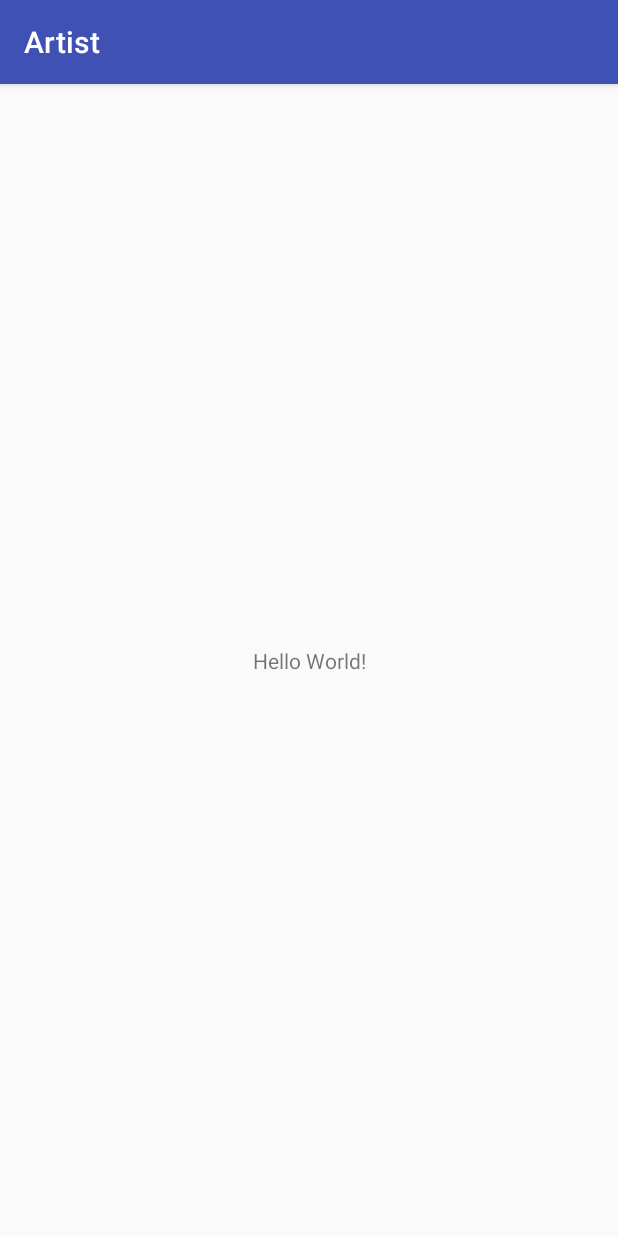
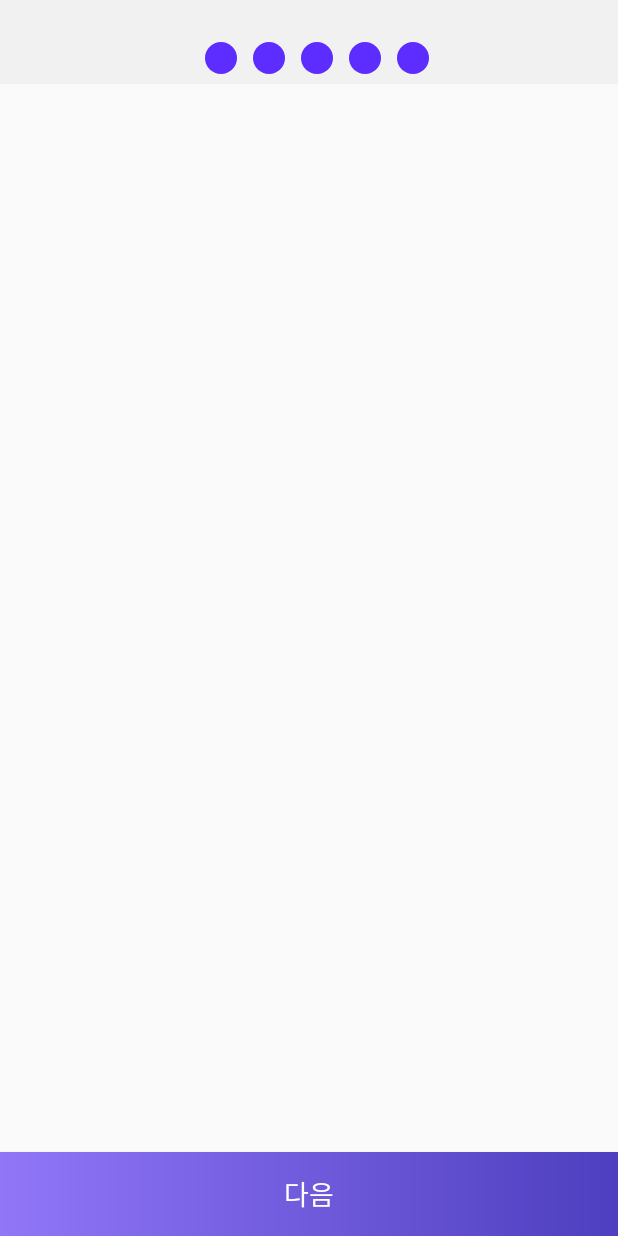
Before and after one commit to DSM-GRAM/Artist, an Android app: the screen it shows after launch (CanvasActivity before the commit, TutorialActivity after it), on a phone screen of 412 x 824 dp. Run offline under Robolectric (Android 15) with nearby library versions, the phone set to English and light mode, and no system bars.

Commit message:
add tutorial view, set view

```diff
--- a/Artist/app/build.gradle
+++ b/Artist/app/build.gradle
@@ -25,6 +25,8 @@ dependencies {
         exclude group: 'com.android.support', module: 'support-annotations'
     })
     compile 'com.android.support:appcompat-v7:26.+'
-    compile 'com.android.support.constraint:constraint-layout:1.0.2'
+    compile 'com.android.support:design:26.+'
+//    compile 'com.squareup.retrofit2:retrofit:2.3.0'
+//    compile 'com.squareup.retrofit2:converter-gson:2.3.0'
     testCompile 'junit:junit:4.12'
 }
--- a/Artist/app/src/main/AndroidManifest.xml
+++ b/Artist/app/src/main/AndroidManifest.xml
@@ -9,7 +9,7 @@
         android:roundIcon="@mipmap/ic_launcher_round"
         android:supportsRtl="true"
         android:theme="@style/AppTheme">
-        <activity android:name=".CanvasActivity">
+        <activity android:name=".TutorialActivity">
             <intent-filter>
                 <action android:name="android.intent.action.MAIN" />
 
--- /dev/null
+++ b/Artist/app/src/main/java/gram_zico/artist/BaseActivity.java
@@ -0,0 +1,11 @@
+package gram_zico.artist;
+
+import android.support.v7.app.AppCompatActivity;
+
+/**
+ * Created by root1 on 2017. 9. 11..
+ */
+
+public class BaseActivity extends AppCompatActivity {
+
+}
--- a/Artist/app/src/main/java/gram_zico/artist/CanvasActivity.java
+++ b/Artist/app/src/main/java/gram_zico/artist/CanvasActivity.java
@@ -1,9 +1,8 @@
 package gram_zico.artist;
 
-import android.support.v7.app.AppCompatActivity;
 import android.os.Bundle;
 
-public class CanvasActivity extends AppCompatActivity {
+public class CanvasActivity extends BaseActivity {
 
     @Override
     protected void onCreate(Bundle savedInstanceState) {
--- /dev/null
+++ b/Artist/app/src/main/java/gram_zico/artist/TutorialActivity.java
@@ -0,0 +1,35 @@
+package gram_zico.artist;
+
+import android.os.Bundle;
+import android.support.annotation.Nullable;
+import android.support.v4.view.ViewPager;
+import android.view.View;
+import android.widget.LinearLayout;
+
+/**
+ * Created by root1 on 2017. 9. 12..
+ */
+
+public class TutorialActivity extends BaseActivity {
+
+    @Override
+    protected void onCreate(@Nullable Bundle savedInstanceState) {
+        super.onCreate(savedInstanceState);
+        setContentView(R.layout.activity_tutorial);
+
+        ViewPager viewPager = (ViewPager)findViewById(R.id.viewPager);
+        LinearLayout linearLayout = (LinearLayout)findViewById(R.id.topView);
+
+        setCountCircle(linearLayout);
+    }
+
+    private void setCountCircle(LinearLayout linearLayout){
+        for(int i=0; i<5; i++){
+            View view = new View(this);
+            view.setBackgroundResource(R.drawable.tutorial_select_view_shape);
+            LinearLayout.LayoutParams params = new LinearLayout.LayoutParams(32,32);
+            params.setMargins(16,16,0,0);
+            linearLayout.addView(view, params);
+        }
+    }
+}
--- /dev/null
+++ b/Artist/app/src/main/res/drawable/category_card_shape.xml
@@ -0,0 +1,4 @@
+<?xml version="1.0" encoding="utf-8"?>
+<shape xmlns:android="http://schemas.android.com/apk/res/android">
+    <stroke android:width="1dp" android:color="#B9B9B9"/>
+</shape>
--- /dev/null
+++ b/Artist/app/src/main/res/drawable/purple_gradation_shape.xml
@@ -0,0 +1,5 @@
+<?xml version="1.0" encoding="utf-8"?>
+<shape xmlns:android="http://schemas.android.com/apk/res/android">
+    <gradient android:startColor="#9176F8"
+        android:endColor="#4D3FBF"/>
+</shape>
--- /dev/null
+++ b/Artist/app/src/main/res/drawable/seek_background_shape.xml
@@ -0,0 +1,5 @@
+<?xml version="1.0" encoding="utf-8"?>
+<shape xmlns:android="http://schemas.android.com/apk/res/android">
+    <solid android:color="#B8B8B8"/>
+    <corners android:radius="50dp"/>
+</shape>
--- /dev/null
+++ b/Artist/app/src/main/res/drawable/seek_circle_shape.xml
@@ -0,0 +1,5 @@
+<?xml version="1.0" encoding="utf-8"?>
+<shape xmlns:android="http://schemas.android.com/apk/res/android">
+    <corners android:radius="50dp"/>
+    <solid android:color="#FFFFFF"/>
+</shape>
--- /dev/null
+++ b/Artist/app/src/main/res/drawable/tutorial_select_view_shape.xml
@@ -0,0 +1,5 @@
+<?xml version="1.0" encoding="utf-8"?>
+<shape xmlns:android="http://schemas.android.com/apk/res/android">
+    <corners android:radius="30dp"/>
+    <solid android:color="#5D2CFF"/>
+</shape>
--- /dev/null
+++ b/Artist/app/src/main/res/layout/activity_tutorial.xml
@@ -0,0 +1,29 @@
+<?xml version="1.0" encoding="utf-8"?>
+<LinearLayout xmlns:android="http://schemas.android.com/apk/res/android"
+    android:orientation="vertical" android:layout_width="match_parent"
+    android:layout_height="match_parent">
+
+    <LinearLayout
+        android:orientation="horizontal"
+        android:gravity="center"
+        android:id="@+id/topView"
+        android:layout_width="match_parent"
+        android:background="#F1F1F1"
+        android:layout_height="?attr/actionBarSize"/>
+
+    <android.support.v4.view.ViewPager
+        android:id="@+id/viewPager"
+        android:layout_width="match_parent"
+        android:layout_height="0dp"
+        android:layout_weight="1"/>
+
+    <Button
+        android:id="@+id/nextButton"
+        android:text="다음"
+        android:textSize="18dp"
+        android:textColor="#FFFFFF"
+        android:layout_width="match_parent"
+        android:layout_height="?attr/actionBarSize"
+        android:background="@drawable/purple_gradation_shape"/>
+
+</LinearLayout>
--- a/Artist/app/src/main/res/values/styles.xml
+++ b/Artist/app/src/main/res/values/styles.xml
@@ -1,7 +1,7 @@
 <resources>
 
     <!-- Base application theme. -->
-    <style name="AppTheme" parent="Theme.AppCompat.Light.DarkActionBar">
+    <style name="AppTheme" parent="Theme.AppCompat.Light.NoActionBar">
         <!-- Customize your theme here. -->
         <item name="colorPrimary">@color/colorPrimary</item>
         <item name="colorPrimaryDark">@color/colorPrimaryDark</item>
```
Also changed, not shown: Artist/app/src/main/java/gram_zico/artist/Adapter/CategoryAdapter.java (added, +36 -0 lines), Artist/app/src/main/java/gram_zico/artist/CategorySelectActivity.java (added, +25 -0 lines), Artist/app/src/main/res/layout/activity_canvas.xml (+80 -10 lines), Artist/app/src/main/res/layout/activity_category_select.xml (added, +22 -0 lines), Artist/app/src/main/res/layout/view_category_card.xml (added, +26 -0 lines), Artist/app/src/main/res/layout/view_tutorial.xml (added, +20 -0 lines).
